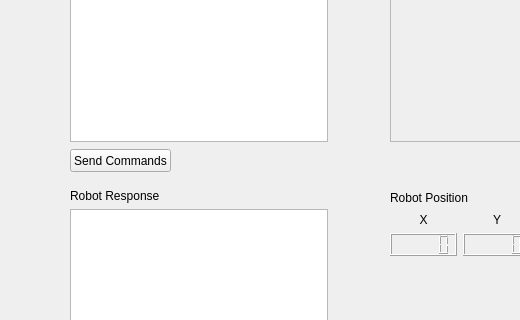
The window that RobotCmdGui.ui (Athanasios12/robotApp) describes before a commit, drawn with Qt 5; both pictures show x 0 to 520 and y 111 to 431 of the 800 by 600 pixel window.
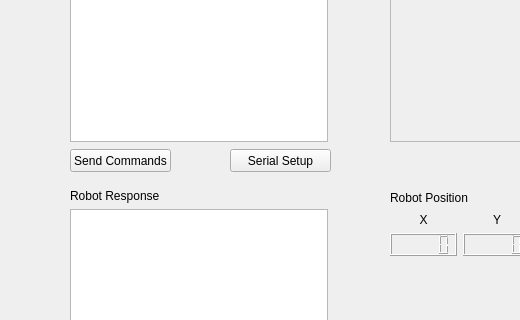
The same window after the commit.

Patch:
```diff
--- a/RobotCmdGui.ui
+++ b/RobotCmdGui.ui
@@ -171,6 +171,19 @@
      <string>Send Commands</string>
     </property>
    </widget>
+   <widget class="QPushButton" name="btnSerialSetup">
+    <property name="geometry">
+     <rect>
+      <x>230</x>
+      <y>260</y>
+      <width>101</width>
+      <height>23</height>
+     </rect>
+    </property>
+    <property name="text">
+     <string>Serial Setup</string>
+    </property>
+   </widget>
   </widget>
   <widget class="QMenuBar" name="menubar">
    <property name="geometry">
```
Left out of the diff: 2 changed lines with no effect on the pictures.
